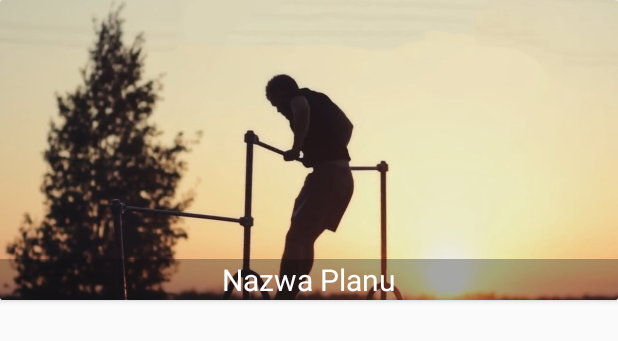
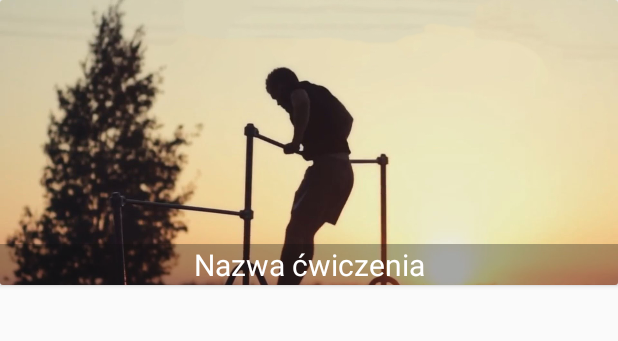
Before and after one commit to czarek2371/StreetWorkoutApp, an Android app: the layout set_of_exercises_view.xml on its own in the app's theme, with its tools: preview values and no code run, on a phone screen of 412 x 824 dp. Shown: the top 341 px of the screen. Run offline under Robolectric (Android 15) with nearby library versions, the phone set to English and light mode, and no system bars.

Commit message:
Dodny 2 widok

```diff
--- a/app/src/main/AndroidManifest.xml
+++ b/app/src/main/AndroidManifest.xml
@@ -26,7 +26,8 @@
         <activity
             android:name=".LeftMenu"
             android:label="@string/title_activity_left_menu"
-            android:theme="@style/AppTheme"></activity>
+            android:theme="@style/AppTheme" />
+        <activity android:name=".SetOfExercises"></activity>
     </application>
 
 </manifest>
--- a/app/src/main/res/layout/training_plans_view.xml
+++ b/app/src/main/res/layout/set_of_exercises_view.xml
@@ -1,30 +1,30 @@
 <?xml version="1.0" encoding="utf-8"?>
-<android.support.v7.widget.CardView
-    xmlns:android="http://schemas.android.com/apk/res/android"
+<android.support.v7.widget.CardView xmlns:android="http://schemas.android.com/apk/res/android"
     android:layout_width="match_parent"
-    android:layout_height="200dp"
-    >
+    android:layout_height="190dp">
+
+
     <RelativeLayout
         android:layout_width="match_parent"
         android:layout_height="match_parent">
 
         <ImageView
-            android:id="@+id/training_plans_image"
+            android:id="@+id/set_of_exercises_image"
             android:scaleType="centerCrop"
             android:src="@drawable/background"
             android:layout_width="match_parent"
             android:layout_height="match_parent" />
 
         <TextView
-            android:id="@+id/training_plans_name"
-            android:text="Nazwa Planu"
+            android:id="@+id/set_of_exercises_name"
+            android:layout_width="match_parent"
+            android:layout_height="wrap_content"
+            android:text="Nazwa ćwiczenia"
             android:textColor="@android:color/white"
             android:background="#4f0e0d0e"
             android:textSize="20sp"
             android:gravity="center"
-            android:layout_alignParentBottom="true"
-            android:layout_width="match_parent"
-            android:layout_height="wrap_content" />
+            android:layout_alignParentBottom="true" />
 
     </RelativeLayout>
 
```
Also changed, not shown: app/src/main/java/com/example/ccc/streetworkoutapp/LeftMenu.java (+9 -10 lines), app/src/main/java/com/example/ccc/streetworkoutapp/MainActivity.java (+1 -11 lines), app/src/main/java/com/example/ccc/streetworkoutapp/Model/Set.java (added, +51 -0 lines), app/src/main/java/com/example/ccc/streetworkoutapp/SetOfExercises.java (added, +96 -0 lines), app/src/main/java/com/example/ccc/streetworkoutapp/ViewHolder/SetViewHolder.java (added, +40 -0 lines), app/src/main/res/layout/activity_set_of_exercises.xml (added, +16 -0 lines).
